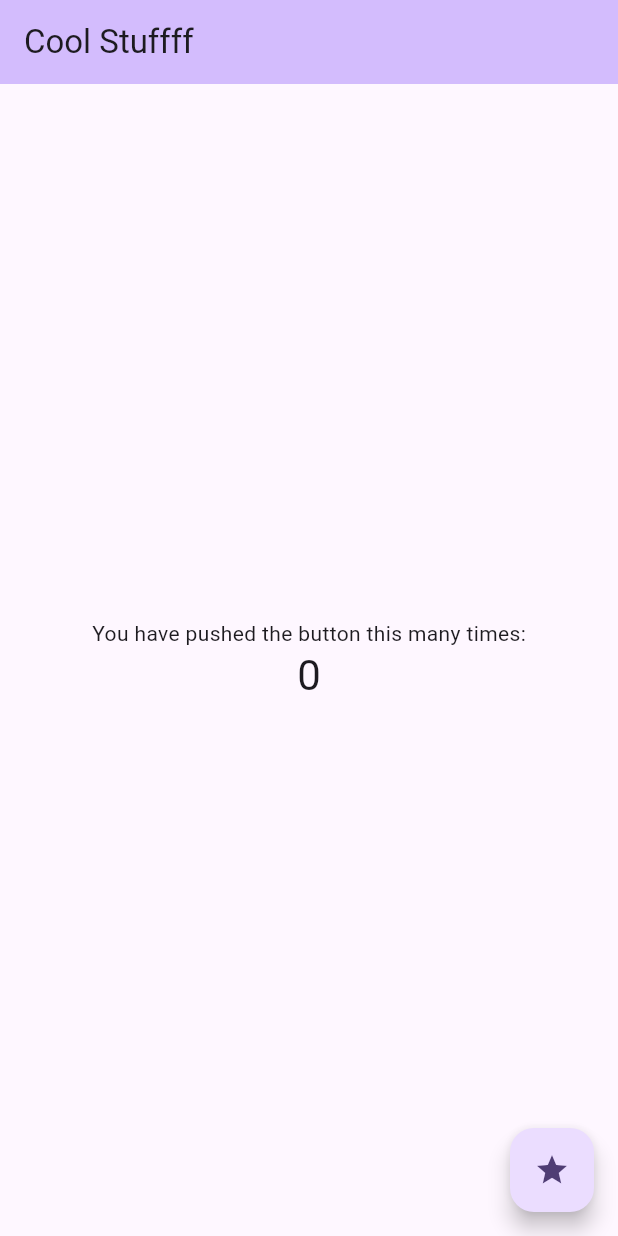
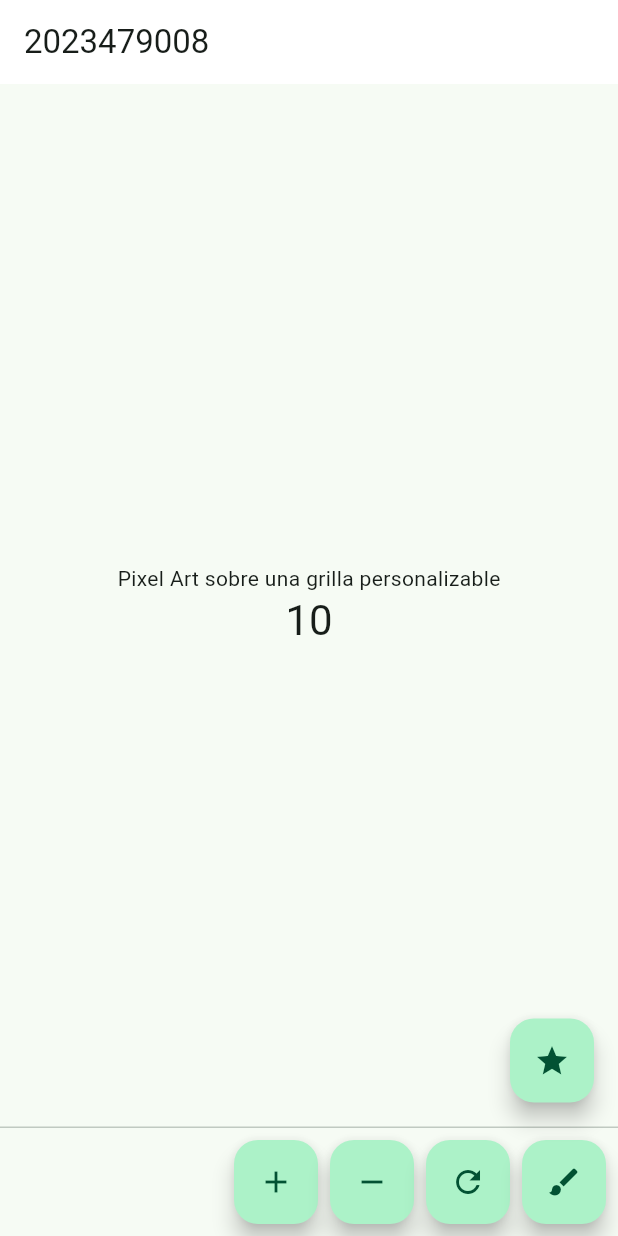
Before and after one commit to Kiivu1/3479A321_2023479008, a Flutter app: the screen it shows after launch, on a phone screen of 412 x 824 dp. Run offline on Flutter 3.47's test engine with Material 3 defaults, Android fonts, the phone set to English and light mode, and no system bars.

Commit message:
Se ha realizado el Lab 2

```diff
--- a/lib/main.dart
+++ b/lib/main.dart
@@ -28,9 +28,9 @@ class MyApp extends StatelessWidget {
         //
         // This works for code too, not just values: Most code changes can be
         // tested with just a hot reload.
-        colorScheme: ColorScheme.fromSeed(seedColor: Colors.deepPurple),
+        colorScheme: ColorScheme.fromSeed(seedColor: Colors.greenAccent),
       ),
-      home: const MyHomePage(title: 'Cool Stuffff'),
+      home: const MyHomePage(title: '2023479008'),
     );
   }
 }
@@ -54,13 +54,13 @@ class MyHomePage extends StatefulWidget {
 }
 
 class _MyHomePageState extends State<MyHomePage> {
-  int counterStart = 10;
-  int _counter = 0;
+  int _counter = 10;         //contador
+  int _counterStart = 10;   //valor inicial del contador
 
-  Color baseColor = Colors.yellow;
-  Color newColor = Colors.red;
+  Color _bgColor = Colors.white; //color de fondo, se usara para el backgroundColor. PS: no se como hacerlo con ColorScheme
+  Color _colorB = Colors.purple;  //color nuevo para la app
 
-  void _incrementCounter() {
+  void _incrementCounter() { //añade al contador, no quitare los comentarios originales -> IMPORTANTE
     setState(() {
       // This call to setState tells the Flutter framework that something has
       // changed in this State, which causes it to rerun the build method below
@@ -71,18 +71,23 @@ class _MyHomePageState extends State<MyHomePage> {
     });
   }
 
-  void _decreaseCounter() {
+  void _decreaseCounter() { //funcion que resta al contador
     setState((){
       _counter--;
     });
   }
 
-  void _resetCounter(){
+  void _resetCounter(){ //funcion que reinicia el contador
     setState((){
-      _counter = 0;
+      _counter = _counterStart;
     });
   }
 
+  void _changeColor(){ //funcion que cambiar el color del fondo
+    setState((){
+      _bgColor = _colorB;
+    });
+  }
 
   @override
   Widget build(BuildContext context) {
@@ -97,7 +102,11 @@ class _MyHomePageState extends State<MyHomePage> {
         // TRY THIS: Try changing the color here to a specific color (to
         // Colors.amber, perhaps?) and trigger a hot reload to see the AppBar
         // change color while the other colors stay the same.
-        backgroundColor: Theme.of(context).colorScheme.inversePrimary,
+
+        // variable original: backgroundColor: Theme.of(context).colorScheme.inversePrimary,
+        backgroundColor: _bgColor, //cambie la variable
+
+
         // Here we take the value from the MyHomePage object that was created by
         // the App.build method, and use it to set our appbar title.
         title: Text(widget.title),
@@ -123,7 +132,7 @@ class _MyHomePageState extends State<MyHomePage> {
           //HOLA COMENTARION DE PRUEBA
           mainAxisAlignment: MainAxisAlignment.center,
           children: <Widget>[
-            const Text('You have pushed the button this many times:'),
+            const Text('Pixel Art sobre una grilla personalizable'),
             Text(
               '$_counter',
               style: Theme.of(context).textTheme.headlineMedium,
@@ -132,11 +141,39 @@ class _MyHomePageState extends State<MyHomePage> {
         ),
       ),
       floatingActionButton: FloatingActionButton(
-        onPressed: _incrementCounter,
-        tooltip: 'Increment',
+        onPressed: null,
+        tooltip: 'Nothing',
         child: const Icon(Icons.star),
       ), // This trailing comma makes auto-formatting nicer for build methods.
-
+      persistentFooterButtons: [
+        ..._makeFooterButtons() //usar el ... para desempacar la lista
+      ],
     );
   }
+
+  //lista de botones, pedido en el item 6
+  List<Widget> _makeFooterButtons(){
+    return [
+      FloatingActionButton(                 //añadir
+        onPressed: _incrementCounter,
+        tooltip: 'Increase',
+        child: const Icon(Icons.add),
+      ),
+      FloatingActionButton(                 //disminuir
+        onPressed: _decreaseCounter,
+        tooltip: 'Decrease',
+        child: const Icon(Icons.remove),
+      ),
+      FloatingActionButton(                 //reiniciar
+        onPressed: _resetCounter,
+        tooltip: 'Reset',
+        child: const Icon(Icons.refresh),
+      ),
+      FloatingActionButton(                 //cambiar color
+        onPressed: _changeColor,
+        tooltip: 'Change Color',
+        child: const Icon(Icons.brush),
+      )
+    ];
+  }
 }
```
